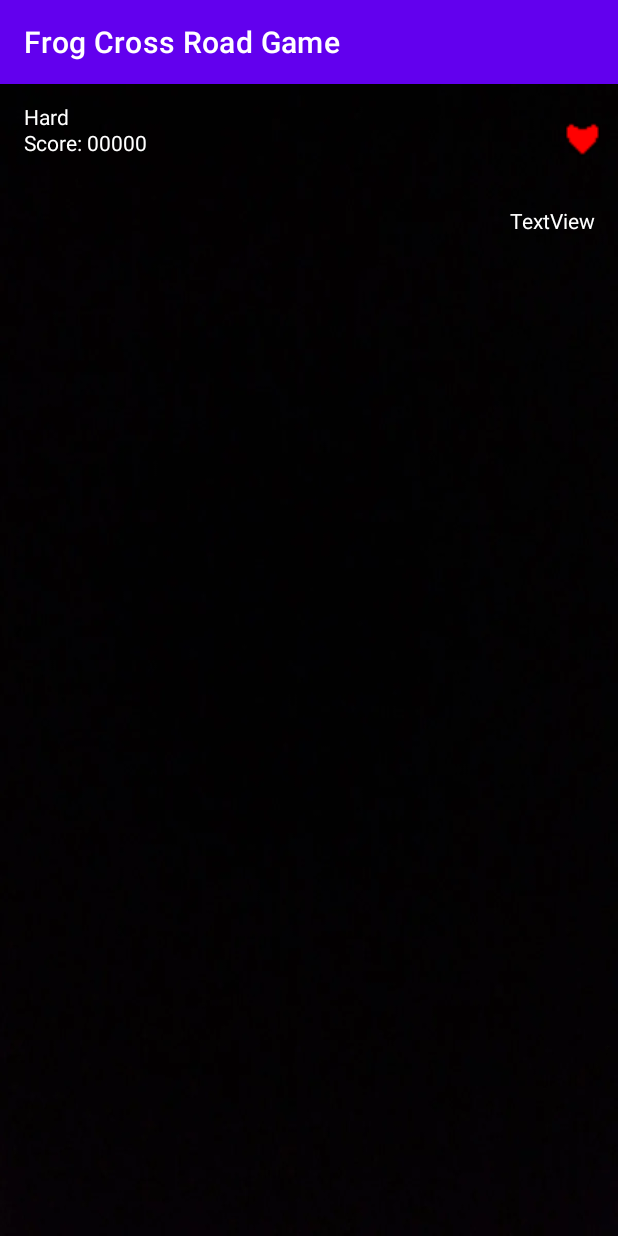
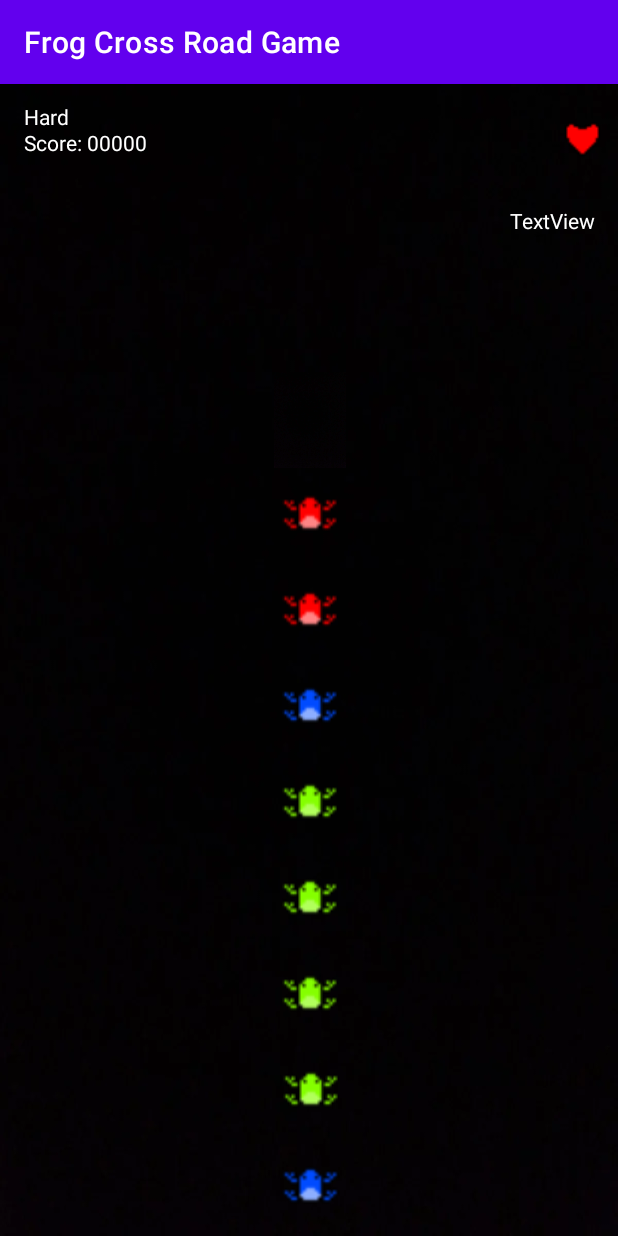
Before and after one commit to aniculas/FroggerGame, an Android app: the Gameplay screen opened directly, with no data from a screen before it, on a phone screen of 412 x 824 dp. Run offline under Robolectric (Android 15) with nearby library versions, the phone set to English and light mode, and no system bars; 6 statements that could not run were skipped.

Commit message:
primitive background test

```diff
--- a/app/src/main/java/com/example/myapplication/Gameplay.java
+++ b/app/src/main/java/com/example/myapplication/Gameplay.java
@@ -18,6 +18,7 @@ import android.widget.RadioButton;
 import android.widget.RadioGroup;
 import android.widget.TextView;
 
+import androidx.annotation.DrawableRes;
 import androidx.appcompat.app.AppCompatActivity;
 
 
@@ -66,6 +67,41 @@ public class Gameplay extends AppCompatActivity {
         }
         TextView playerName = (TextView) findViewById(R.id.playername);
         playerName.setText(getName().getText());
+
+        // Background
+        int numRoads = (int) (Math.random() * 2);
+        ImageView safe = (ImageView) findViewById(R.id.safe);
+        safe.setImageResource(getResources().getIdentifier("frogb", "drawable", getPackageName()));
+        ImageView bg1 = (ImageView) findViewById(R.id.bg1);
+        bg1.setImageResource(getResources().getIdentifier("frogg", "drawable", getPackageName()));
+        ImageView bg2 = (ImageView) findViewById(R.id.bg2);
+        bg2.setImageResource(getResources().getIdentifier("frogg", "drawable", getPackageName()));
+        ImageView bg3 = (ImageView) findViewById(R.id.bg3);
+        bg3.setImageResource(getResources().getIdentifier("frogg", "drawable", getPackageName()));
+        ImageView bg4 = (ImageView) findViewById(R.id.bg4);
+        if (numRoads > 0) {
+            bg4.setImageResource(getResources().getIdentifier("frogg", "drawable", getPackageName()));
+        } else {
+            bg4.setImageResource(getResources().getIdentifier("frogb", "drawable", getPackageName()));
+        }
+        ImageView bg5 = (ImageView) findViewById(R.id.bg5);
+        if (numRoads == 0) {
+            bg5.setImageResource(getResources().getIdentifier("frogr", "drawable", getPackageName()));
+        } else if (numRoads == 1) {
+            bg5.setImageResource(getResources().getIdentifier("frogb", "drawable", getPackageName()));
+        } else {
+            bg5.setImageResource(getResources().getIdentifier("frogg", "drawable", getPackageName()));
+        }
+        ImageView bg6 = (ImageView) findViewById(R.id.bg6);
+        if (numRoads == 2) {
+            bg6.setImageResource(getResources().getIdentifier("frogb", "drawable", getPackageName()));
+        } else {
+            bg6.setImageResource(getResources().getIdentifier("frogr", "drawable", getPackageName()));
+        }
+        ImageView bg7 = (ImageView) findViewById(R.id.bg7);
+        bg7.setImageResource(getResources().getIdentifier("frogr", "drawable", getPackageName()));
+        ImageView bg8 = (ImageView) findViewById(R.id.bg8);
+        bg7.setImageResource(getResources().getIdentifier("frogr", "drawable", getPackageName()));
     }
     @Override
     public boolean onTouchEvent(MotionEvent event)
--- a/app/src/main/res/layout/activity_gameplay.xml
+++ b/app/src/main/res/layout/activity_gameplay.xml
@@ -142,4 +142,92 @@
         app:layout_constraintTop_toTopOf="parent"
         app:layout_constraintVertical_bias="0.169" />
 
+    <ImageView
+        android:id="@+id/safe"
+        android:layout_width="0dp"
+        android:layout_height="64dp"
+        app:layout_constraintBottom_toBottomOf="parent"
+        app:layout_constraintEnd_toEndOf="parent"
+        app:layout_constraintStart_toStartOf="parent"
+        app:srcCompat="@drawable/black" />
+
+    <ImageView
+        android:id="@+id/bg1"
+        android:layout_width="411dp"
+        android:layout_height="64dp"
+        app:layout_constraintBottom_toTopOf="@+id/safe"
+        app:layout_constraintEnd_toEndOf="parent"
+        app:layout_constraintStart_toStartOf="parent"
+        app:srcCompat="@drawable/black" />
+
+    <ImageView
+        android:id="@+id/bg2"
+        android:layout_width="411dp"
+        android:layout_height="64dp"
+        app:layout_constraintBottom_toTopOf="@+id/bg1"
+        app:layout_constraintEnd_toEndOf="parent"
+        app:layout_constraintHorizontal_bias="0.0"
+        app:layout_constraintStart_toStartOf="parent"
+        app:srcCompat="@drawable/black" />
+
+    <ImageView
+        android:id="@+id/bg3"
+        android:layout_width="411dp"
+        android:layout_height="64dp"
+        app:layout_constraintBottom_toTopOf="@+id/bg2"
+        app:layout_constraintEnd_toEndOf="parent"
+        app:layout_constraintHorizontal_bias="0.0"
+        app:layout_constraintStart_toStartOf="parent"
+        app:srcCompat="@drawable/black" />
+
+    <ImageView
+        android:id="@+id/bg4"
+        android:layout_width="411dp"
+        android:layout_height="64dp"
+        app:layout_constraintBottom_toTopOf="@+id/bg3"
+        app:layout_constraintEnd_toEndOf="parent"
+        app:layout_constraintHorizontal_bias="0.0"
+        app:layout_constraintStart_toStartOf="parent"
+        app:srcCompat="@drawable/black" />
+
+    <ImageView
+        android:id="@+id/bg5"
+        android:layout_width="411dp"
+        android:layout_height="64dp"
+        app:layout_constraintBottom_toTopOf="@+id/bg4"
+        app:layout_constraintEnd_toEndOf="parent"
+        app:layout_constraintHorizontal_bias="0.0"
+        app:layout_constraintStart_toStartOf="parent"
+        app:srcCompat="@drawable/black" />
+
+    <ImageView
+        android:id="@+id/bg6"
+        android:layout_width="411dp"
+        android:layout_height="64dp"
+        app:layout_constraintBottom_toTopOf="@+id/bg5"
+        app:layout_constraintEnd_toEndOf="parent"
+        app:layout_constraintHorizontal_bias="0.0"
+        app:layout_constraintStart_toStartOf="parent"
+        app:srcCompat="@drawable/black" />
+
+    <ImageView
+        android:id="@+id/bg7"
+        android:layout_width="411dp"
+        android:layout_height="64dp"
+        app:layout_constraintBottom_toTopOf="@+id/bg6"
+        app:layout_constraintEnd_toEndOf="parent"
+        app:layout_constraintHorizontal_bias="0.0"
+        app:layout_constraintStart_toStartOf="parent"
+        app:srcCompat="@drawable/black" />
+
+    <ImageView
+        android:id="@+id/bg8"
+        android:layout_width="411dp"
+        android:layout_height="64dp"
+        app:layout_constraintBottom_toTopOf="@+id/bg7"
+        app:layout_constraintEnd_toEndOf="parent"
+        app:layout_constraintHorizontal_bias="1.0"
+        app:layout_constraintStart_toStartOf="parent"
+        app:srcCompat="@drawable/black" />
+
 </androidx.constraintlayout.widget.ConstraintLayout>
```
